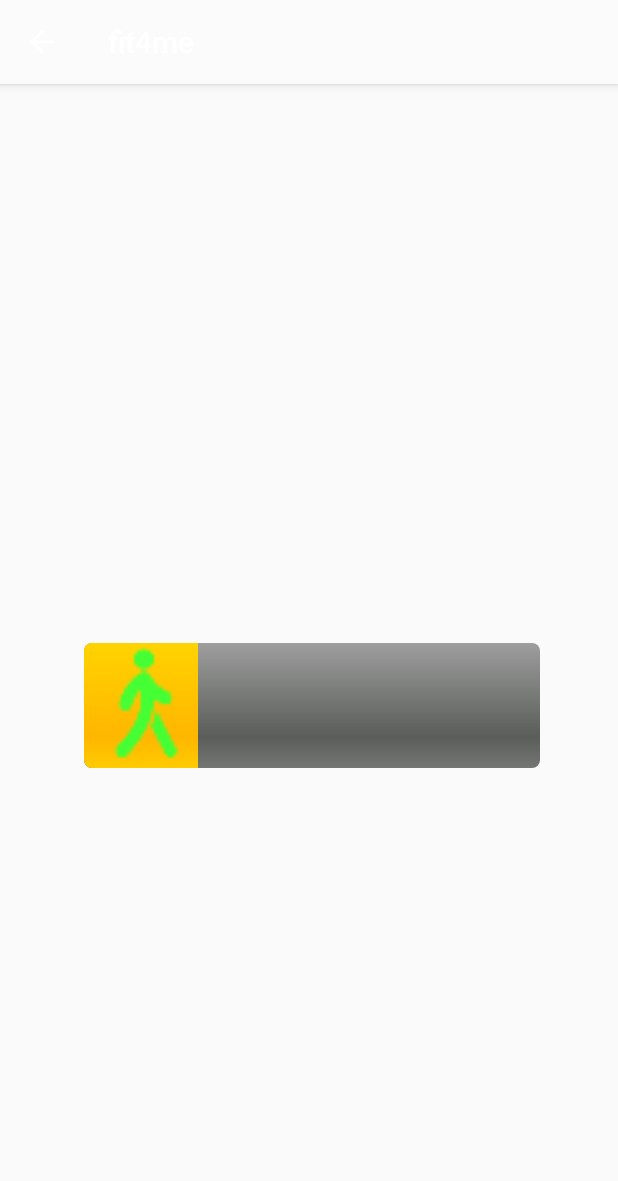
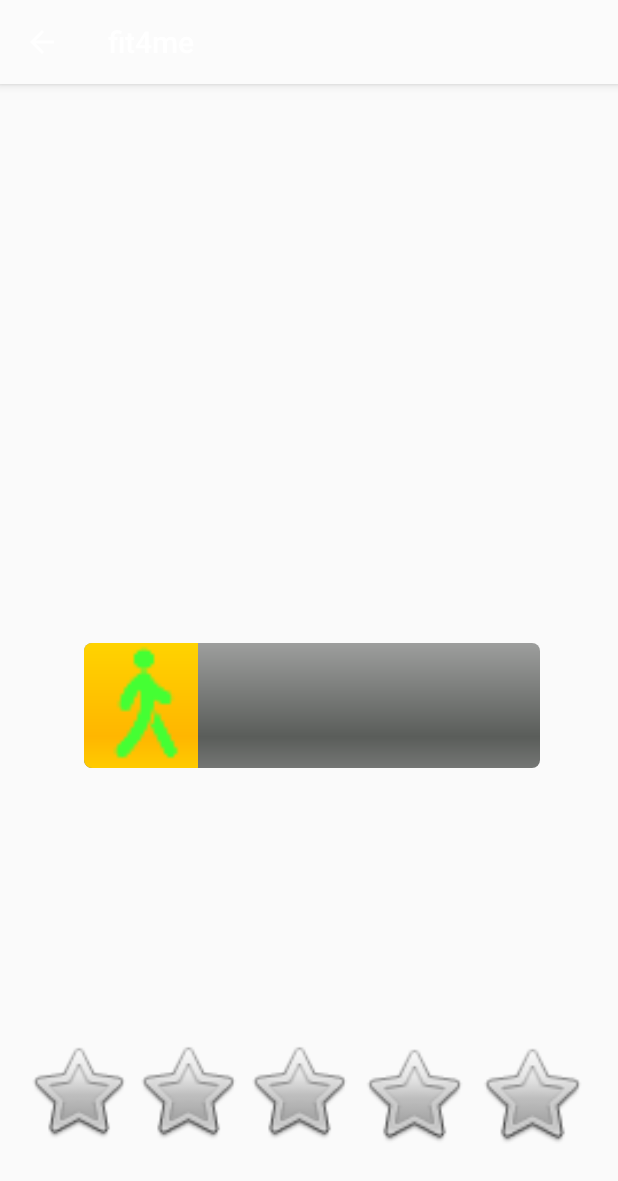
Before and after one commit to Marek-Be/Fit4Me, an Android app: the HomePage screen opened directly, with no data from a screen before it, on a phone screen of 412 x 824 dp. Shown: the top 1181 px of the screen. Run offline under Robolectric (Android 15) with nearby library versions, the phone set to English and light mode, and no system bars; Roboto replaces fonts that are not available here.

Commit message:
added star images to homepage

```diff
--- a/app/src/main/java/com/example/fit4me/HomePage.java
+++ b/app/src/main/java/com/example/fit4me/HomePage.java
@@ -37,9 +37,10 @@ public class HomePage extends AppCompatActivity {
         goalText.setText(dailyGoal);
     }
 
+    //display data from Google Fit API
     public void setData(long stepTotal){
         total = (int) stepTotal;
     }
 
-    //display data from Google Fit API
+
 }
--- a/app/src/main/java/com/example/fit4me/MainActivity.java
+++ b/app/src/main/java/com/example/fit4me/MainActivity.java
@@ -1,6 +1,7 @@
 package com.example.fit4me;
 
 import android.os.AsyncTask;
+import android.os.SystemClock;
 import android.support.annotation.NonNull;
 import android.support.v4.content.ContextCompat;
 import android.support.v7.app.AppCompatActivity;
@@ -31,7 +32,11 @@ import com.google.android.gms.fitness.data.DataType;
 import com.google.android.gms.fitness.data.Field;
 import com.google.android.gms.fitness.result.DailyTotalResult;
 
+import java.time.LocalTime;
+import java.time.format.DateTimeFormatter;
 import java.util.concurrent.TimeUnit;
+
+import static java.time.LocalTime.now;
 
 
 public class MainActivity extends AppCompatActivity implements
--- a/app/src/main/res/layout/activity_home_page.xml
+++ b/app/src/main/res/layout/activity_home_page.xml
@@ -9,19 +9,23 @@
     <TextView
         android:id="@+id/nameText"
         android:layout_width="0dp"
-        android:layout_height="156dp"
+        android:layout_height="150dp"
         android:layout_marginStart="51dp"
         android:layout_marginLeft="51dp"
         android:layout_marginTop="90dp"
         android:layout_marginEnd="51dp"
         android:layout_marginRight="51dp"
+        android:layout_marginBottom="8dp"
         android:gravity="center"
-        android:textColor="#0033ff"
+        android:textColor="@color/colorAccent"
         android:textSize="30dp"
         app:fontFamily="@font/aclonica"
+        app:layout_constraintBottom_toTopOf="@+id/determinateBar"
         app:layout_constraintEnd_toEndOf="parent"
+        app:layout_constraintHorizontal_bias="0.0"
         app:layout_constraintStart_toStartOf="parent"
-        app:layout_constraintTop_toTopOf="parent" />
+        app:layout_constraintTop_toTopOf="parent"
+        app:layout_constraintVertical_bias="0.0" />
 
     <TextView
         android:id="@+id/goalText"
@@ -51,7 +55,7 @@
         app:layout_constraintStart_toStartOf="parent" />
 
     <ImageView
-        android:id="@+id/imageView3"
+        android:id="@+id/avatar"
         android:layout_width="80dp"
         android:layout_height="81dp"
         android:tint="#44ff33"
@@ -59,5 +63,76 @@
         app:layout_constraintTop_toTopOf="@+id/determinateBar"
         app:srcCompat="@drawable/ic_action_name" />
 
+    <ImageView
+        android:id="@+id/star1"
+        android:layout_width="72dp"
+        android:layout_height="73dp"
+        android:layout_marginStart="8dp"
+        android:layout_marginLeft="8dp"
+        android:layout_marginEnd="8dp"
+        android:layout_marginRight="8dp"
+        android:layout_marginBottom="60dp"
+        app:layout_constraintBottom_toBottomOf="parent"
+        app:layout_constraintEnd_toStartOf="@+id/star3"
+        app:layout_constraintHorizontal_bias="0.105"
+        app:layout_constraintStart_toStartOf="parent"
+        app:srcCompat="@android:drawable/btn_star" />
+
+    <ImageView
+        android:id="@+id/star2"
+        android:layout_width="74dp"
+        android:layout_height="73dp"
+        android:layout_marginStart="8dp"
+        android:layout_marginLeft="8dp"
+        android:layout_marginEnd="8dp"
+        android:layout_marginRight="8dp"
+        android:layout_marginBottom="60dp"
+        app:layout_constraintBottom_toBottomOf="parent"
+        app:layout_constraintEnd_toEndOf="parent"
+        app:layout_constraintHorizontal_bias="0.249"
+        app:layout_constraintStart_toStartOf="parent"
+        app:srcCompat="@android:drawable/btn_star" />
+
+    <ImageView
+        android:id="@+id/star3"
+        android:layout_width="75dp"
+        android:layout_height="73dp"
+        android:layout_marginStart="8dp"
+        android:layout_marginLeft="8dp"
+        android:layout_marginEnd="8dp"
+        android:layout_marginRight="8dp"
+        android:layout_marginBottom="60dp"
+        app:layout_constraintBottom_toBottomOf="parent"
+        app:layout_constraintEnd_toStartOf="@+id/star5"
+        app:layout_constraintHorizontal_bias="0.474"
+        app:layout_constraintStart_toStartOf="@+id/star2"
+        app:srcCompat="@android:drawable/btn_star" />
+
+    <ImageView
+        android:id="@+id/star4"
+        android:layout_width="74dp"
+        android:layout_height="77dp"
+        android:layout_marginStart="8dp"
+        android:layout_marginLeft="8dp"
+        android:layout_marginEnd="8dp"
+        android:layout_marginRight="8dp"
+        android:layout_marginBottom="56dp"
+        app:layout_constraintBottom_toBottomOf="parent"
+        app:layout_constraintEnd_toEndOf="@+id/star5"
+        app:layout_constraintHorizontal_bias="0.492"
+        app:layout_constraintStart_toStartOf="@+id/star3"
+        app:srcCompat="@android:drawable/btn_star" />
+
+    <ImageView
+        android:id="@+id/star5"
+        android:layout_width="75dp"
+        android:layout_height="77dp"
+        android:layout_marginEnd="20dp"
+        android:layout_marginRight="20dp"
+        android:layout_marginBottom="56dp"
+        app:layout_constraintBottom_toBottomOf="parent"
+        app:layout_constraintEnd_toEndOf="parent"
+        app:srcCompat="@android:drawable/btn_star" />
+
 
 </android.support.constraint.ConstraintLayout>
```
